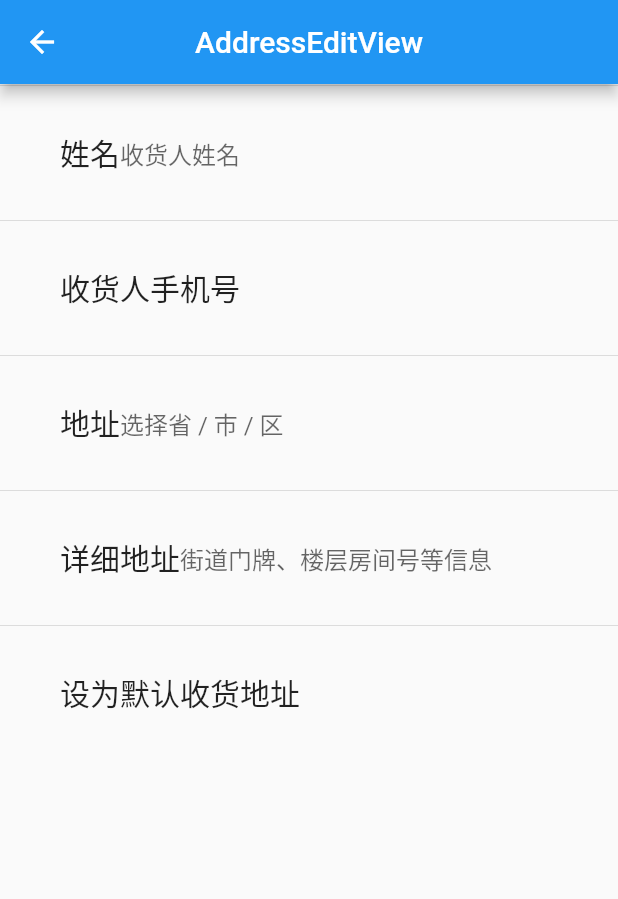
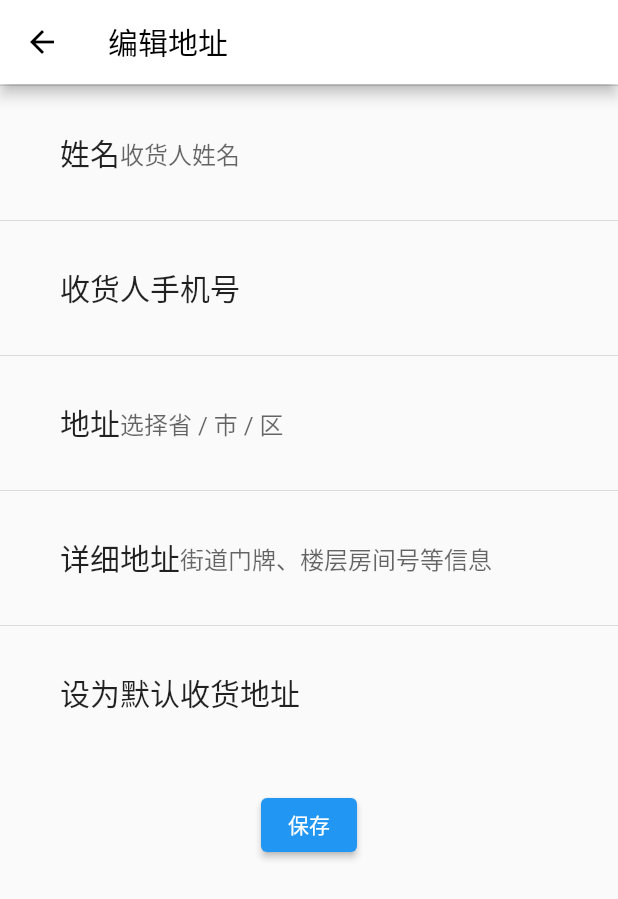
Before and after one commit to zedmyls/flutter_app, a Flutter app: the AddressEditView screen opened by its route, on a phone screen of 412 x 824 dp. Shown: the top 899 px of the screen. Run offline on Flutter 3.47's test engine with Material 2 defaults, Android fonts, the phone set to English and light mode, and no system bars; our stand-ins replace badges, dio, flutter_easyloading, flutter_slidable, get, pull_to_refresh and 1 more; accounts and stored records are empty; network calls fail.

Commit message:
add：添加共同appbar

```diff
--- /dev/null
+++ b/lib/app/common/views/my_app_bar.dart
@@ -0,0 +1,17 @@
+import 'package:flutter/material.dart';
+
+class MyAppBar extends AppBar {
+  MyAppBar({
+    Widget? title,
+    final List<Widget>? actions,
+    Color backgroundColor = Colors.white,
+  }) : super(
+          title: title,
+          iconTheme: IconThemeData(
+            color: Colors.black,
+          ),
+          backgroundColor: backgroundColor,
+          elevation: 4,
+          actions: actions,
+        );
+}
--- a/lib/app/modules/tabs/setting/address_list/address_edit/views/address_edit_view.dart
+++ b/lib/app/modules/tabs/setting/address_list/address_edit/views/address_edit_view.dart
@@ -1,5 +1,6 @@
 import 'package:flutter/material.dart';
 import 'package:flutter_app/app/common/my_input.dart';
+import 'package:flutter_app/app/common/views/my_app_bar.dart';
 import 'package:get/get.dart';
 
 import '../controllers/address_edit_controller.dart';
@@ -8,9 +9,15 @@ class AddressEditView extends GetView<AddressEditController> {
   @override
   Widget build(BuildContext context) {
     return Scaffold(
-      appBar: AppBar(
-        title: Text('AddressEditView'),
-        centerTitle: true,
+      appBar: MyAppBar(
+        title: Obx(
+          () => Text(
+            controller.isUpdate.value ? '编辑地址' : '添加地址',
+            style: TextStyle(
+              color: Colors.black,
+            ),
+          ),
+        ),
       ),
       body: Column(
         children: [
@@ -28,6 +35,11 @@ class AddressEditView extends GetView<AddressEditController> {
             placeHolder: '街道门牌、楼层房间号等信息',
           ),
           MyInput(label: '设为默认收货地址'),
+          SizedBox(height: 20),
+          ElevatedButton(
+            onPressed: () {},
+            child: Text('保存'),
+          ),
         ],
       ),
     );
```
Also changed, not shown: lib/app/modules/goods_detail/views/goods_detail_view.dart (+2 -12 lines), lib/app/modules/tabs/category/views/category_view.dart (+8 -4 lines), lib/app/modules/tabs/home/views/home_view.dart (+10 -13 lines), lib/app/modules/tabs/setting/address_list/address_edit/controllers/address_edit_controller.dart (+2 -11 lines), lib/app/modules/tabs/setting/address_list/views/address_list_view.dart (+3 -8 lines), lib/app/modules/tabs/shopcart/views/shopcart_view.dart (+8 -2 lines).
